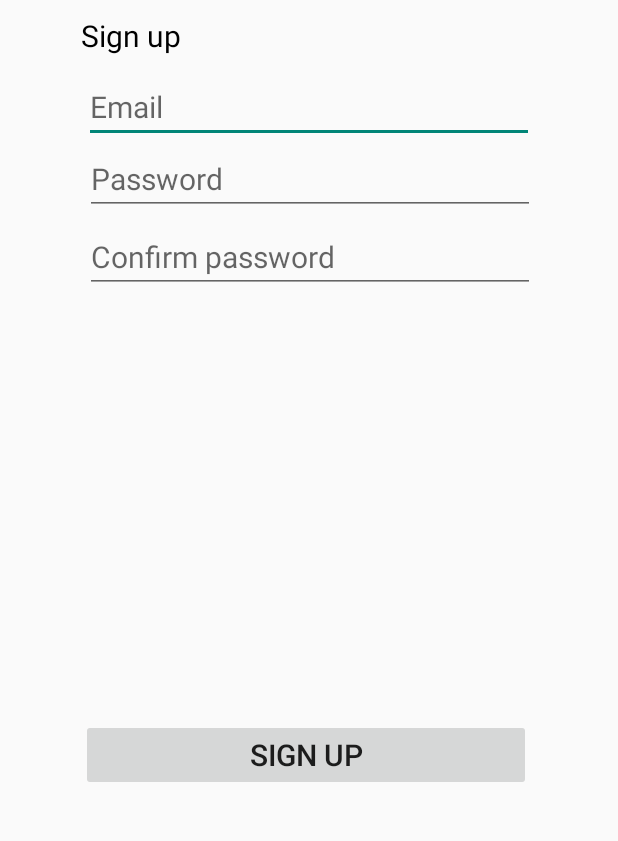
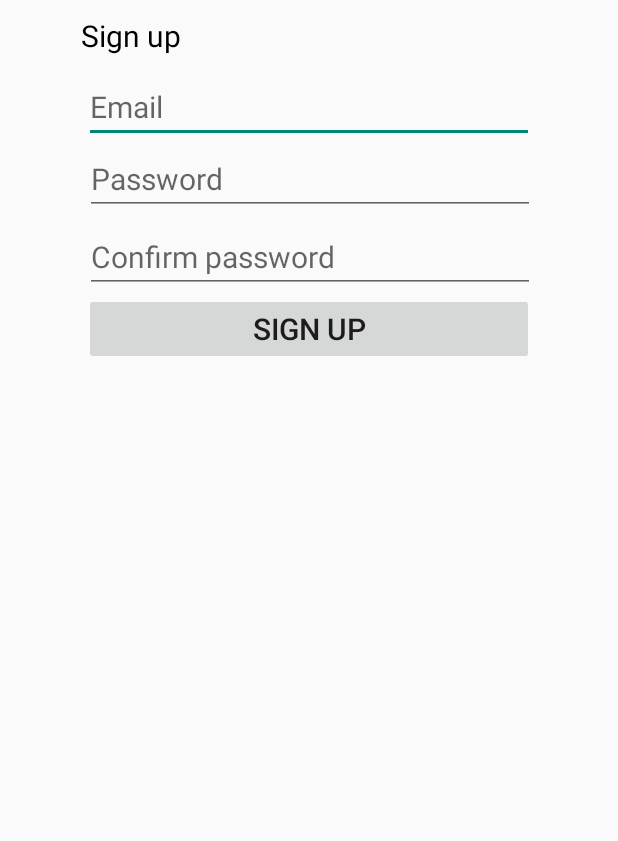
Before and after one commit to gavinerh/AD-Project, an Android app: the RegisterActivity screen opened directly, with no data from a screen before it, on a phone screen of 412 x 824 dp, the part 283-1124 px from its top. Run offline under Robolectric (Android 15) with nearby library versions, the light colour scheme and no system bars.

Commit message:
android - minor changes to buttons in login & register pg

```diff
--- a/ADProjectAndroid/app/src/main/res/layout/activity_login.xml
+++ b/ADProjectAndroid/app/src/main/res/layout/activity_login.xml
@@ -78,6 +78,7 @@
         android:text="@string/createAcct"
         android:textSize="20sp"
         android:textColor="@color/black"
+        android:textAlignment="center"
         app:layout_constraintBottom_toTopOf="@id/loginToRegisterBtn"
         app:layout_constraintEnd_toEndOf="parent"
         app:layout_constraintStart_toStartOf="parent"
@@ -85,7 +86,7 @@
 
     <Button
         android:id="@+id/loginToRegisterBtn"
-        android:layout_width="wrap_content"
+        android:layout_width="200dp"
         android:layout_height="wrap_content"
         android:textSize="20sp"
         android:text="@string/signUp"
--- a/ADProjectAndroid/app/src/main/res/layout/activity_register.xml
+++ b/ADProjectAndroid/app/src/main/res/layout/activity_register.xml
@@ -77,14 +77,11 @@
         android:id="@+id/registerBtn"
         android:layout_width="300dp"
         android:layout_height="wrap_content"
-        android:layout_marginEnd="5dp"
-        android:layout_marginBottom="108dp"
         android:text="@string/signUp"
         android:textSize="20sp"
-        app:layout_constraintBottom_toBottomOf="parent"
         app:layout_constraintEnd_toEndOf="parent"
-        app:layout_constraintHorizontal_bias="0.509"
-        app:layout_constraintStart_toStartOf="parent" />
+        app:layout_constraintStart_toStartOf="parent"
+        app:layout_constraintTop_toBottomOf="@id/reg_checkpassword" />
 
 
 </androidx.constraintlayout.widget.ConstraintLayout>
```
